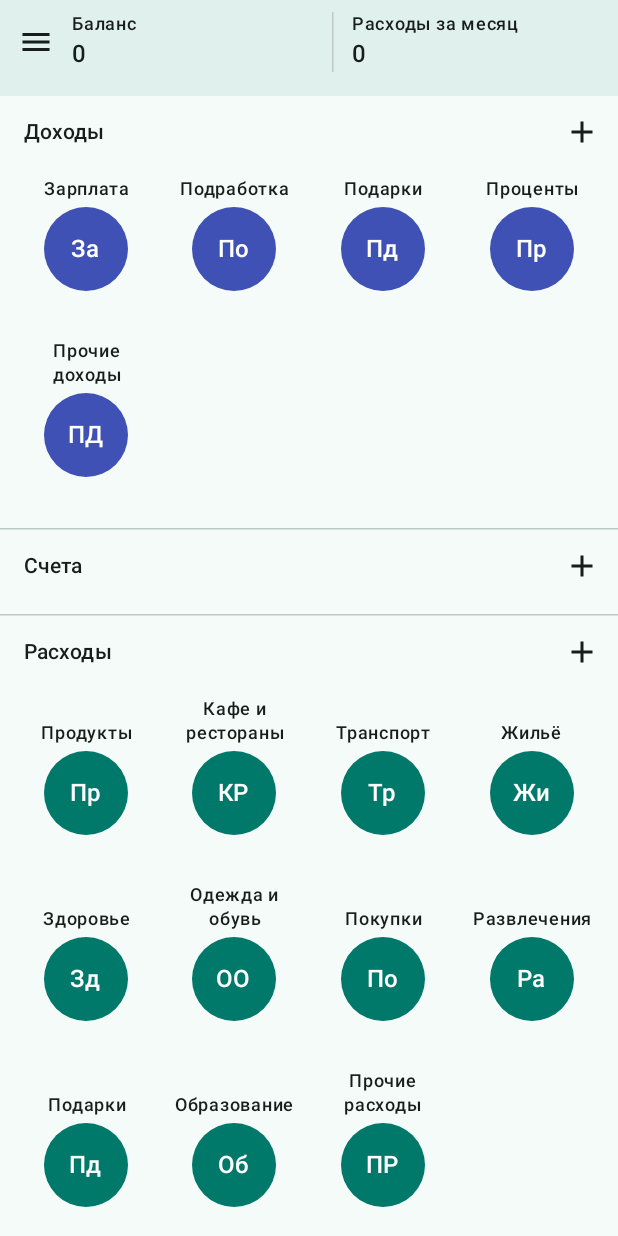
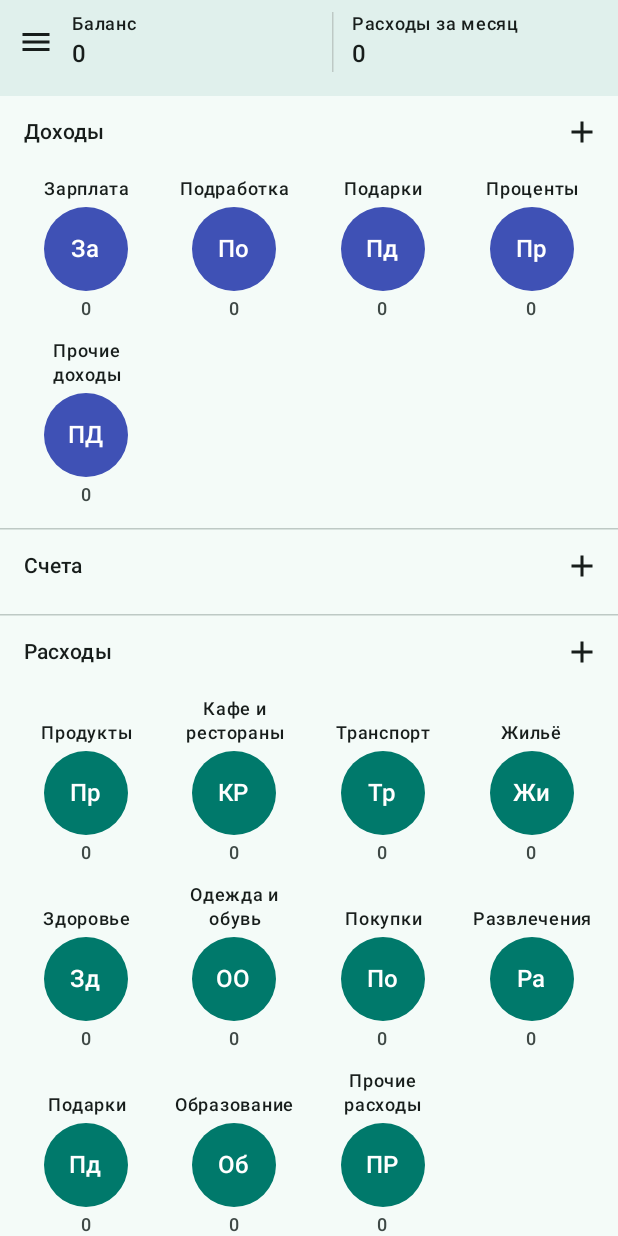
Before and after one commit to Raptar212/ability-cash-mobile, an Android app built with Jetpack Compose: the screen it shows after launch (MainActivity), on a phone screen of 412 x 824 dp. Run offline under Robolectric (Android 15) with nearby library versions, the phone set to English and light mode, and no system bars; our stand-ins replace Room's generated code; pictures from the network do not load; 1 statement that could not run was skipped.

Commit message:
feat(android): show 0 on categories with no operations this month, 1.6.2 (#12)
Income and expense category circles again show "0" when the month has
no operations, like accounts show their balance (behaviour before 1.6.0).

Co-authored-by: Claude Opus 5.5 <noreply@anthropic.com>

```diff
--- a/android/app/build.gradle.kts
+++ b/android/app/build.gradle.kts
@@ -13,8 +13,8 @@ android {
         applicationId = "app.cashbook"
         minSdk = 26
         targetSdk = 35
-        versionCode = 11
-        versionName = "1.6.1"
+        versionCode = 12
+        versionName = "1.6.2"
     }
 
     // Ключ вне репо: ~/.gradle/gradle.properties или ORG_GRADLE_PROJECT_cashbookStoreFile и т.д.
--- a/android/app/src/main/java/app/cashbook/ui/HomeScreen.kt
+++ b/android/app/src/main/java/app/cashbook/ui/HomeScreen.kt
@@ -142,11 +142,11 @@ fun HomeScreen(
     val rolled = remember(categories, sums) { rollUp(categories, sums) }
     val tops = categories.filter { it.parentId == null }
     val incomeCells = tops.filter { it.kind == CategoryKind.INCOME }.map {
-        Cell(Node(NodeKind.INCOME, it.id), it.name, rolled[it.id]?.let { v -> multi(v, precisions, compact = true) }.orEmpty(), IncomeColor)
+        Cell(Node(NodeKind.INCOME, it.id), it.name, multi(rolled[it.id], precisions, compact = true), IncomeColor)
     }.withInitials()
     val expenseTops = tops.filter { it.kind == CategoryKind.EXPENSE }
     val expenseCells = expenseTops.map {
-        Cell(Node(NodeKind.EXPENSE, it.id), it.name, rolled[it.id]?.let { v -> multi(v, precisions, compact = true) }.orEmpty(), ExpenseColor)
+        Cell(Node(NodeKind.EXPENSE, it.id), it.name, multi(rolled[it.id], precisions, compact = true), ExpenseColor)
     }.withInitials()
     val accountCells = balances.inUserOrder().map {
         Cell(Node(NodeKind.ACCOUNT, it.accountId), it.name, "${fmt(it.balance, 0)} ${symbol(it.currencyCode)}", AccountColor, it.balance < 0)
```
